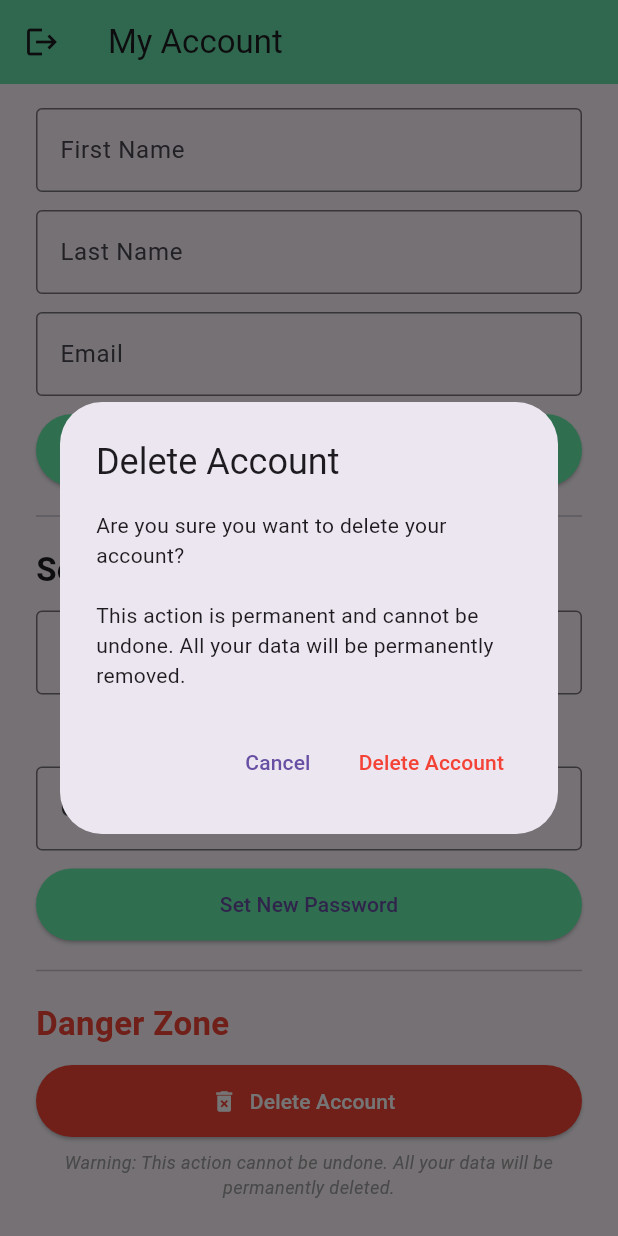
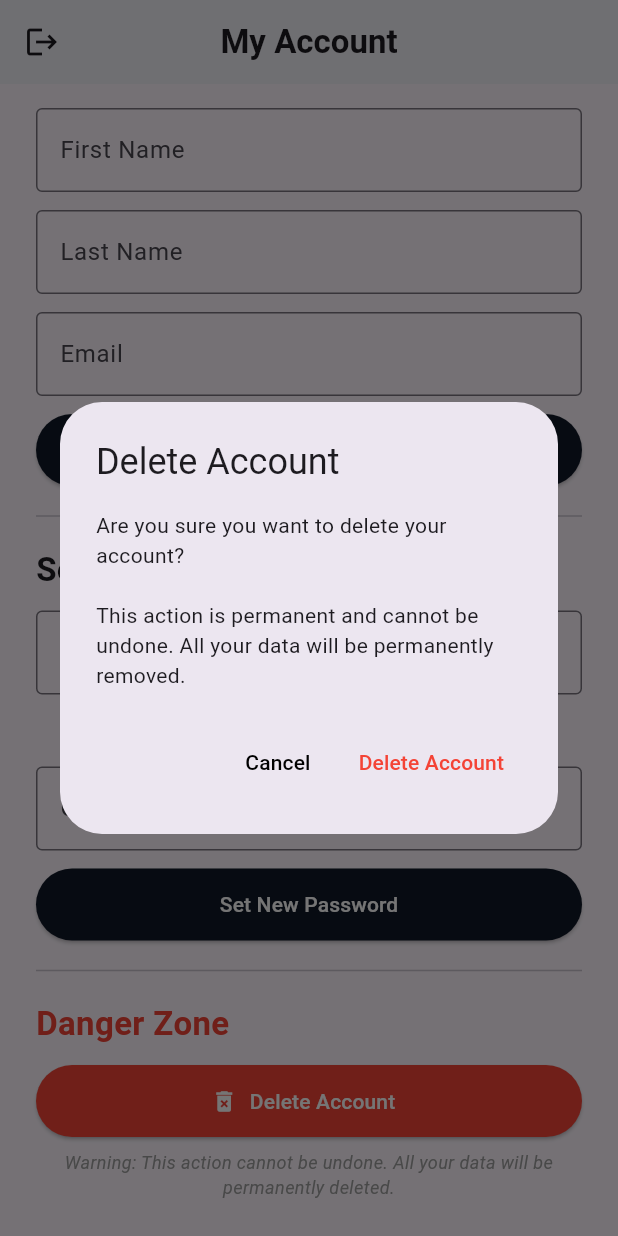
Before and after one commit to JylerTackson/POOS-News-Map, a Flutter app: the AccountScreen screen opened directly, scrolled down 230 dp, after a tap on "Delete Account", on a phone screen of 412 x 824 dp. Run offline on Flutter 3.47's test engine with Material 3 defaults, Android fonts, the phone set to English and light mode, and no system bars; our stand-ins replace flutter_dotenv, flutter_map, flutter_secure_storage, geocoding, latlong2; accounts and stored records are empty; network calls fail.

Commit message:
UI Changes

```diff
--- a/Frontend/mobile/lib/screens/about_screen.dart
+++ b/Frontend/mobile/lib/screens/about_screen.dart
@@ -71,7 +71,11 @@ class AboutScreen extends StatelessWidget {
   Widget build(BuildContext context) {
     return Scaffold(
       appBar: AppBar(
-        title: const Text('Meet the Team'),
+        centerTitle: true,
+        title: const Text(
+          'Meet the Team',
+          style: TextStyle(fontSize: 22, fontWeight: FontWeight.bold),
+        ),
         backgroundColor: Colors.white,
         foregroundColor: Colors.black,
       ),
--- a/Frontend/mobile/lib/screens/account_screen.dart
+++ b/Frontend/mobile/lib/screens/account_screen.dart
@@ -237,6 +237,9 @@ class _AccountScreenState extends State<AccountScreen> {
           actions: [
             TextButton(
               onPressed: () => Navigator.of(context).pop(false),
+              style: TextButton.styleFrom(
+                foregroundColor: Colors.black,
+              ),
               child: const Text('Cancel'),
             ),
             TextButton(
@@ -288,10 +291,16 @@ class _AccountScreenState extends State<AccountScreen> {
           actions: [
             TextButton(
               onPressed: () => Navigator.of(context).pop(false),
+              style: TextButton.styleFrom(
+                foregroundColor: Colors.black,
+              ),
               child: const Text('Cancel'),
             ),
             TextButton(
               onPressed: () => Navigator.of(context).pop(true),
+              style: TextButton.styleFrom(
+                foregroundColor: Colors.red,
+              ),
               child: const Text('Logout'),
             ),
           ],
@@ -310,8 +319,12 @@ class _AccountScreenState extends State<AccountScreen> {
 
     return Scaffold(
       appBar: AppBar(
-        title: const Text('My Account'),
-        backgroundColor: Colors.greenAccent,
+        centerTitle: true,
+        title: const Text(
+          'My Account',
+          style: TextStyle(fontSize: 22, fontWeight: FontWeight.bold),
+        ),
+        backgroundColor: Colors.white,
         leading: IconButton(
           icon: const Icon(Icons.logout),
           onPressed: _logout,
@@ -339,7 +352,8 @@ class _AccountScreenState extends State<AccountScreen> {
                           children: [
                             CircleAvatar(
                               radius: 30,
-                              backgroundColor: Colors.greenAccent,
+                              backgroundColor: Colors.black,
+                              foregroundColor: Colors.white,
                               child: Text(
                                 '${user.firstName.isNotEmpty ? user.firstName[0] : ''}${user.lastName.isNotEmpty ? user.lastName[0] : ''}',
                                 style: const TextStyle(
@@ -390,7 +404,8 @@ class _AccountScreenState extends State<AccountScreen> {
                     ElevatedButton(
                       onPressed: _profileLoading ? null : _saveProfile,
                       style: ElevatedButton.styleFrom(
-                        backgroundColor: Colors.greenAccent,
+                        backgroundColor: const Color.fromARGB(255, 16, 24, 40),
+                        foregroundColor: Colors.white,
                         minimumSize: const Size.fromHeight(48),
                       ),
                       child: _profileLoading
@@ -425,7 +440,8 @@ class _AccountScreenState extends State<AccountScreen> {
                     ElevatedButton(
                       onPressed: _passwordLoading ? null : _setNewPassword,
                       style: ElevatedButton.styleFrom(
-                        backgroundColor: Colors.greenAccent,
+                        backgroundColor: const Color.fromARGB(255, 16, 24, 40),
+                        foregroundColor: Colors.white,
                         minimumSize: const Size.fromHeight(48),
                       ),
                       child: _passwordLoading
--- a/Frontend/mobile/lib/screens/daily_screen.dart
+++ b/Frontend/mobile/lib/screens/daily_screen.dart
@@ -61,7 +61,11 @@ class _DailyScreenState extends State<DailyScreen> {
   Widget build(BuildContext context) {
     return Scaffold(
       appBar: AppBar(
-          title: Text(widget.title),
+          centerTitle: true,
+          title: Text(
+            widget.title,
+            style: TextStyle(fontSize: 22, fontWeight: FontWeight.bold),
+          ),
           backgroundColor: Colors.white,
           foregroundColor: Colors.black),
       body: _loading
--- a/Frontend/mobile/lib/screens/home_screen.dart
+++ b/Frontend/mobile/lib/screens/home_screen.dart
@@ -9,6 +9,7 @@ import 'account_screen.dart';
 import 'login_screen.dart';
 import 'about_screen.dart';
 import 'marker_articles.dart';
+import 'register_screen.dart';
 
 import '../services/auth_service.dart';
 import 'package:flutter_map/flutter_map.dart';
@@ -143,7 +144,8 @@ class _MapPageState extends State<MapPage> {
     return FlutterMap(
       options: MapOptions(
         initialCenter: LatLng(28.60257, -81.20009),
-        initialZoom: 13,
+        initialZoom: 4,
+        maxZoom: 6,
         onTap: _onTap,
       ),
       children: [
```
Also changed, not shown: Frontend/mobile/lib/screens/article.dart (+13 -6 lines), Frontend/mobile/lib/screens/favorites_screen.dart (+15 -2 lines), Frontend/mobile/lib/screens/login_screen.dart (+19 -11 lines), Frontend/mobile/lib/screens/marker_articles.dart (+6 -6 lines), Frontend/mobile/lib/screens/register_screen.dart (+7 -3 lines).
